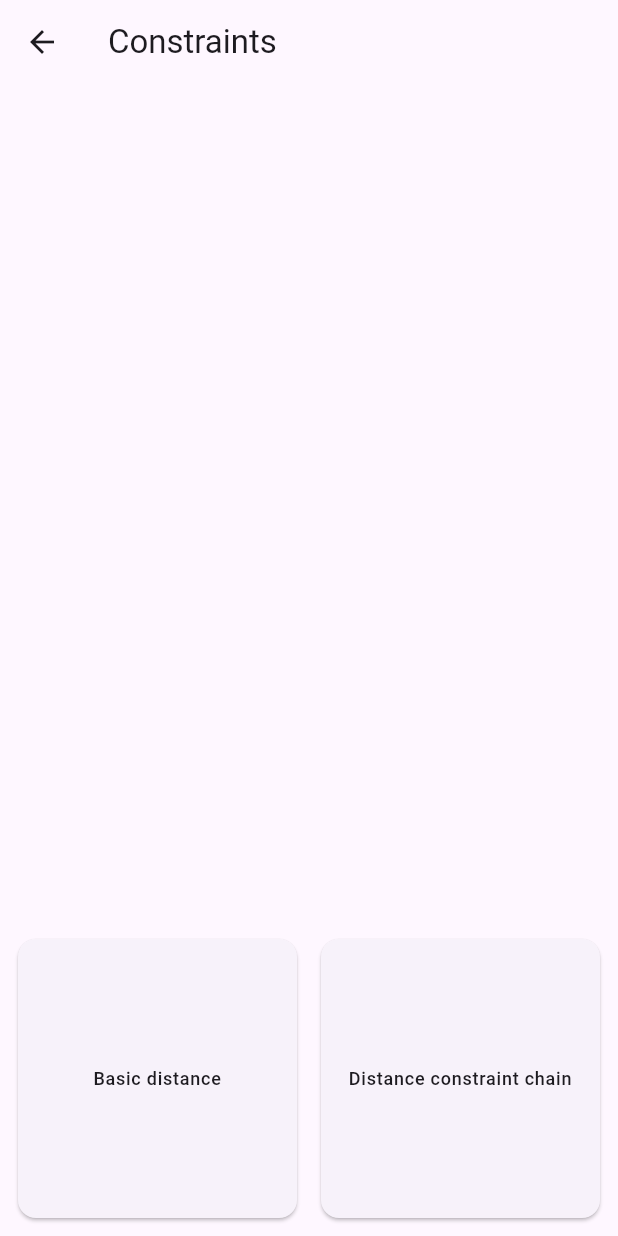
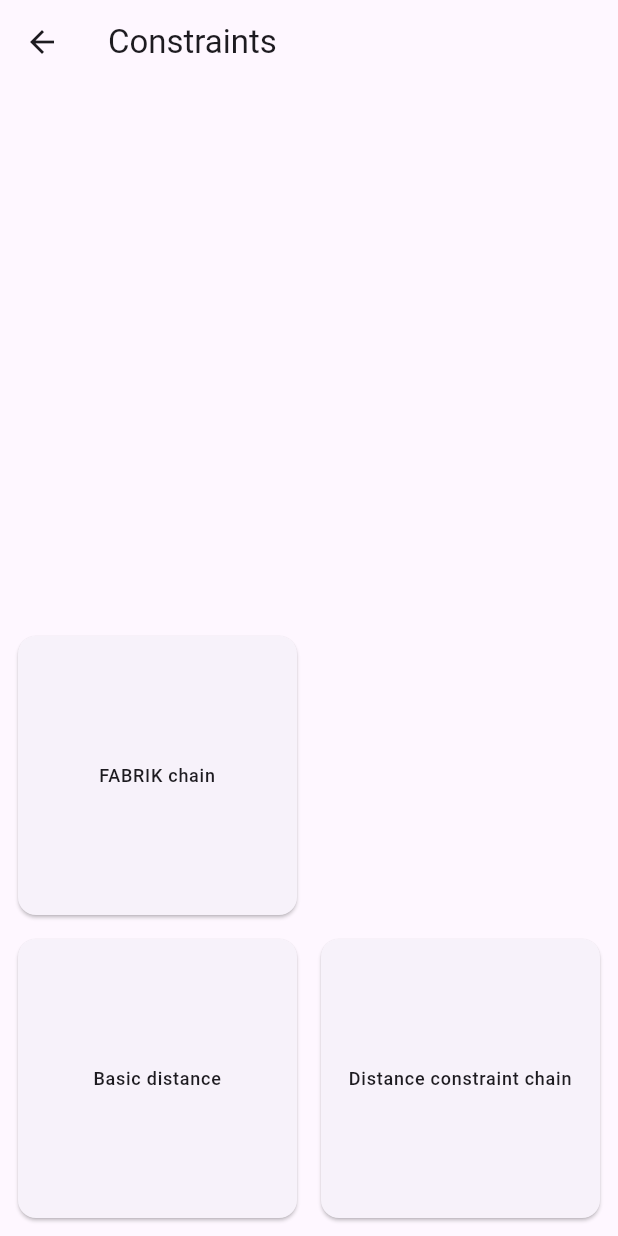
Before and after one commit to Geara0/procedural_animations, a Flutter app: the screen it shows after launch, after a tap on "Constraints", on a phone screen of 412 x 824 dp. Run offline on Flutter 3.47's test engine with Material 3 defaults, Android fonts, the phone set to English and light mode, and no system bars; drawn by our look-alikes of dynamic_color.

Commit message:
fabrik chain impl

```diff
--- a/lib/dto/point.dart
+++ b/lib/dto/point.dart
@@ -4,6 +4,8 @@ import 'package:vector_math/vector_math.dart';
 
 class PointDto {
   PointDto({required this.position, required this.radius});
+
+  PointDto.initial({required this.radius}) : position = Vector2.zero();
 
   Vector2 position;
   double radius;
--- a/lib/global/global_variables_ui.dart
+++ b/lib/global/global_variables_ui.dart
@@ -11,4 +11,6 @@ abstract class GlobalUi {
     mainAxisSpacing: GlobalUi.mediumDivider,
     crossAxisSpacing: GlobalUi.mediumDivider,
   );
+
+  static const cardRadius = 12.0;
 }
--- a/lib/routes.dart
+++ b/lib/routes.dart
@@ -1,6 +1,7 @@
 import 'package:procedural_animations/pages/constraints/basic_distance_page.dart';
 import 'package:procedural_animations/pages/constraints/constraints_page.dart';
 import 'package:procedural_animations/pages/constraints/distance_constraint_chain.dart';
+import 'package:procedural_animations/pages/constraints/fabrik_chain_page.dart';
 import 'package:procedural_animations/pages/home_page.dart';
 
 final routes = {
@@ -8,6 +9,7 @@ final routes = {
   ConstraintsPage.path: (context) => ConstraintsPage(),
   BasicDistancePage.path: (context) => BasicDistancePage(),
   DistanceConstraintChain.path: (context) => DistanceConstraintChain(),
+  FABRIKChainPage.path: (context) => FABRIKChainPage(),
 };
 
 const routeNames = {
@@ -15,9 +17,14 @@ const routeNames = {
   ConstraintsPage.path: 'Constraints',
   BasicDistancePage.path: 'Basic distance',
   DistanceConstraintChain.path: 'Distance constraint chain',
+  FABRIKChainPage.path: 'FABRIK chain',
 };
 
 const routeNesting = {
   HomePage.path: [ConstraintsPage.path],
-  ConstraintsPage.path: [BasicDistancePage.path, DistanceConstraintChain.path],
+  ConstraintsPage.path: [
+    BasicDistancePage.path,
+    DistanceConstraintChain.path,
+    FABRIKChainPage.path,
+  ],
 };
--- a/lib/utils/constraints/constrain_distance.dart
+++ b/lib/utils/constraints/constrain_distance.dart
@@ -3,7 +3,7 @@ part of 'constraints_utils.dart';
 Vector2 constrainDistance({
   required Vector2 point,
   required Vector2 anchor,
-  required double distance,
+  required num distance,
 }) {
-  return ((point - anchor).normalized() * distance) + anchor;
+  return ((point - anchor).normalized() * distance.toDouble()) + anchor;
 }
--- a/lib/widgets/destination_widget.dart
+++ b/lib/widgets/destination_widget.dart
@@ -13,6 +13,7 @@ class Destination extends StatelessWidget {
       child: Padding(
         padding: const EdgeInsets.all(GlobalUi.smallPadding),
         child: InkWell(
+          borderRadius: BorderRadius.all(Radius.circular(GlobalUi.cardRadius)),
           onTap: () => Navigator.of(context).pushNamed(path),
           child: Center(
             child: Text(
```
Also changed, not shown: lib/extensions/offset_extension.dart (added, +7 -0 lines), lib/pages/constraints/fabrik_chain_page.dart (added, +83 -0 lines).
